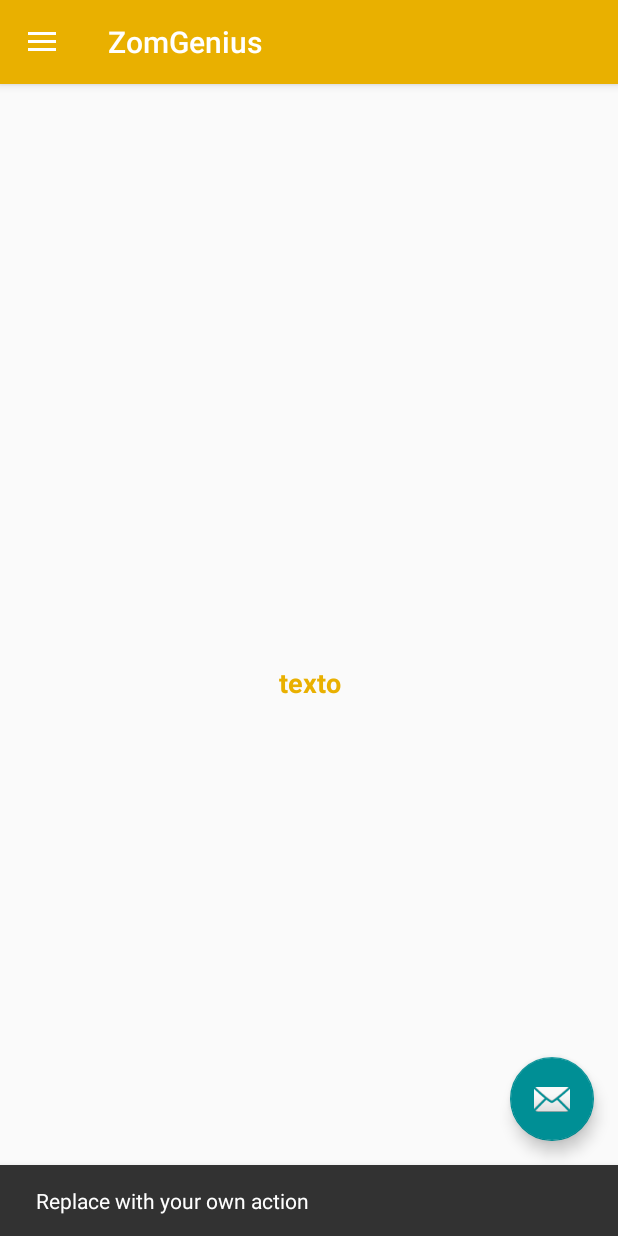
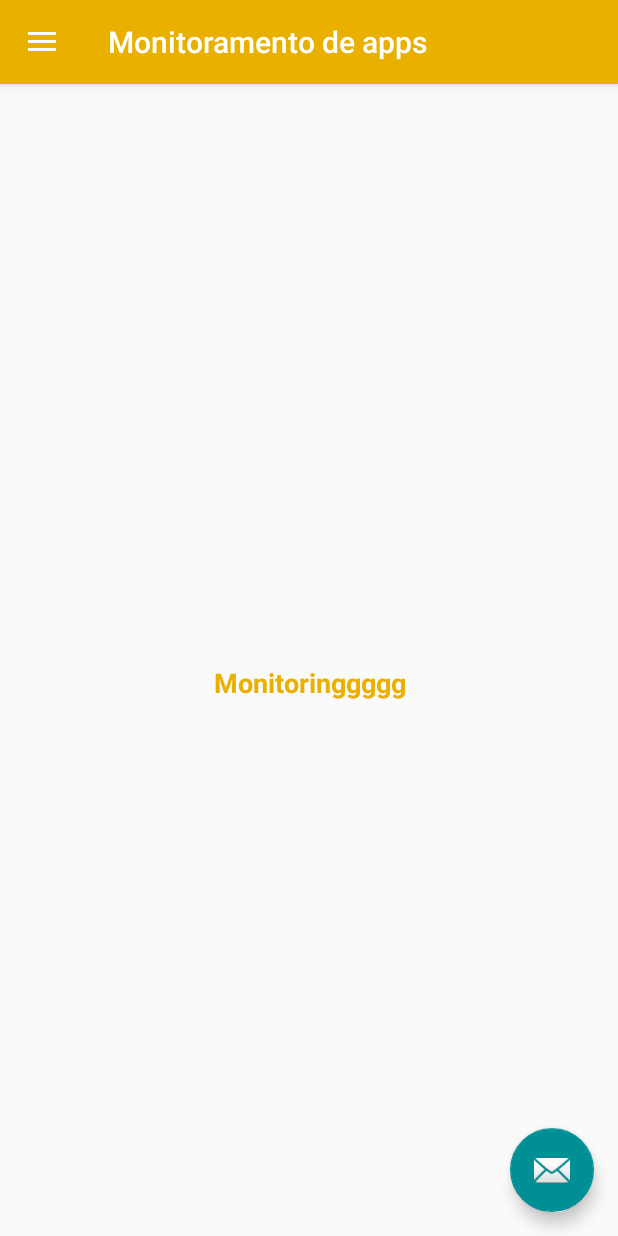
Before and after one commit to anderson-matheus/samsung-challenge, an Android app: the HomeNavigationActivity screen opened directly, with no data from a screen before it, in the side drawer, after a tap on "Monitoramento", on a phone screen of 412 x 824 dp. Run offline under Robolectric (Android 15) with nearby library versions, the phone set to English and light mode, and no system bars; 1 statement that could not run was skipped.

Commit message:
Criando fragments para páginas do app

```diff
--- a/app/src/main/AndroidManifest.xml
+++ b/app/src/main/AndroidManifest.xml
@@ -21,7 +21,6 @@
             android:name=".view.HomeNavigationActivity"
             android:label="@string/title_activity_home_navigation"
             android:theme="@style/AppTheme.NoActionBar" />
-        <activity android:name=".view.CardActivity" />
         <activity
             android:name=".view.MainActivity"
             android:label="@string/app_name"
--- /dev/null
+++ b/app/src/main/java/android/curso/samsungchallenge/fragment/CardFragment.java
@@ -0,0 +1,29 @@
+package android.curso.samsungchallenge.fragment;
+
+import android.curso.samsungchallenge.R;
+import android.os.Bundle;
+import android.support.v4.app.Fragment;
+import android.view.LayoutInflater;
+import android.view.View;
+import android.view.ViewGroup;
+
+public class CardFragment extends Fragment {
+
+    View view;
+
+    public CardFragment() {
+    }
+
+    @Override
+    public void onCreate(Bundle savedInstanceState) {
+        super.onCreate(savedInstanceState);
+    }
+
+    @Override
+    public View onCreateView(LayoutInflater inflater, ViewGroup container,
+                             Bundle savedInstanceState) {
+
+        view = inflater.inflate(R.layout.card_fragment, container, false);
+        return view;
+    }
+}
--- /dev/null
+++ b/app/src/main/java/android/curso/samsungchallenge/fragment/MonitoringFragment.java
@@ -0,0 +1,29 @@
+package android.curso.samsungchallenge.fragment;
+
+import android.curso.samsungchallenge.R;
+import android.os.Bundle;
+import android.support.v4.app.Fragment;
+import android.view.LayoutInflater;
+import android.view.View;
+import android.view.ViewGroup;
+
+public class MonitoringFragment extends Fragment {
+
+    View view;
+
+    public MonitoringFragment() {
+    }
+
+    @Override
+    public void onCreate(Bundle savedInstanceState) {
+        super.onCreate(savedInstanceState);
+    }
+
+    @Override
+    public View onCreateView(LayoutInflater inflater, ViewGroup container,
+                             Bundle savedInstanceState) {
+
+        view = inflater.inflate(R.layout.monitoring_fragment, container, false);
+        return view;
+    }
+}
--- a/app/src/main/java/android/curso/samsungchallenge/view/HomeNavigationActivity.java
+++ b/app/src/main/java/android/curso/samsungchallenge/view/HomeNavigationActivity.java
@@ -2,10 +2,16 @@
 
 import android.curso.samsungchallenge.R;
 import android.curso.samsungchallenge.fragment.BaseFragment;
+import android.curso.samsungchallenge.fragment.CardFragment;
+import android.curso.samsungchallenge.fragment.ChatFragment;
+import android.curso.samsungchallenge.fragment.MonitoringFragment;
+import android.curso.samsungchallenge.fragment.TimerFragment;
 import android.os.Bundle;
 import android.support.design.widget.FloatingActionButton;
 import android.support.design.widget.Snackbar;
+import android.support.v4.app.Fragment;
 import android.support.v4.app.FragmentManager;
+import android.support.v4.app.FragmentTransaction;
 import android.view.View;
 import android.support.design.widget.NavigationView;
 import android.support.v4.view.GravityCompat;
@@ -76,10 +82,46 @@
 
         //noinspection SimplifiableIfStatement
         if (id == R.id.action_settings) {
+            finish();
             return true;
         }
 
         return super.onOptionsItemSelected(item);
+    }
+
+    private void displaySelectedScreen(int id) {
+        Fragment fragment = null;
+
+        switch (id) {
+            case R.id.nav_card:
+                setTitle("Cards");
+                fragmentManager.beginTransaction().replace(R.id.content_fragment, new CardFragment()).commit();
+                break;
+            case R.id.nav_monitoring:
+                setTitle("Monitoramento de apps");
+                fragmentManager.beginTransaction().replace(R.id.content_fragment, new MonitoringFragment()).commit();
+                break;
+            case R.id.nav_timer:
+                setTitle("Timer");
+                fragmentManager.beginTransaction().replace(R.id.content_fragment, new TimerFragment()).commit();
+                break;
+            case R.id.nav_chat:
+                setTitle("Chat");
+                fragmentManager.beginTransaction().replace(R.id.content_fragment, new ChatFragment()).commit();
+                break;
+            default:
+                fragmentManager.beginTransaction().replace(R.id.content_fragment, new CardFragment()).commit();
+                break;
+        }
+
+        if (fragment != null) {
+            FragmentTransaction ft = getSupportFragmentManager().beginTransaction();
+            ft.replace(R.id.drawer_layout, fragment);
+            ft.commit();
+        }
+
+        DrawerLayout drawer = (DrawerLayout) findViewById(R.id.drawer_layout);
+        drawer.closeDrawer(GravityCompat.START);
     }
 
     @SuppressWarnings("StatementWithEmptyBody")
@@ -88,8 +130,7 @@
         // Handle navigation view item clicks here.
         int id = item.getItemId();
 
-        DrawerLayout drawer = (DrawerLayout) findViewById(R.id.drawer_layout);
-        drawer.closeDrawer(GravityCompat.START);
+        displaySelectedScreen(id);
         return true;
     }
 }
--- /dev/null
+++ b/app/src/main/res/layout/monitoring_fragment.xml
@@ -0,0 +1,18 @@
+<?xml version="1.0" encoding="utf-8"?>
+<FrameLayout xmlns:android="http://schemas.android.com/apk/res/android"
+    xmlns:tools="http://schemas.android.com/tools"
+    android:layout_width="match_parent"
+    android:layout_height="match_parent"
+    tools:context=".fragment.BaseFragment">
+
+    <TextView
+        android:layout_width="match_parent"
+        android:layout_height="match_parent"
+        android:layout_marginTop="30sp"
+        android:gravity="center"
+        android:text="Monitoringgggg"
+        android:textColor="@color/colorPrimary"
+        android:textSize="18sp"
+        android:textStyle="bold" />
+
+</FrameLayout>
```
Also changed, not shown: app/src/main/java/android/curso/samsungchallenge/fragment/ChatFragment.java (added, +29 -0 lines), app/src/main/java/android/curso/samsungchallenge/fragment/TimerFragment.java (added, +29 -0 lines), app/src/main/res/layout/card_fragment.xml (added, +18 -0 lines), app/src/main/res/layout/chat_fragment.xml (added, +18 -0 lines), app/src/main/res/layout/timer_fragment.xml (added, +18 -0 lines).
